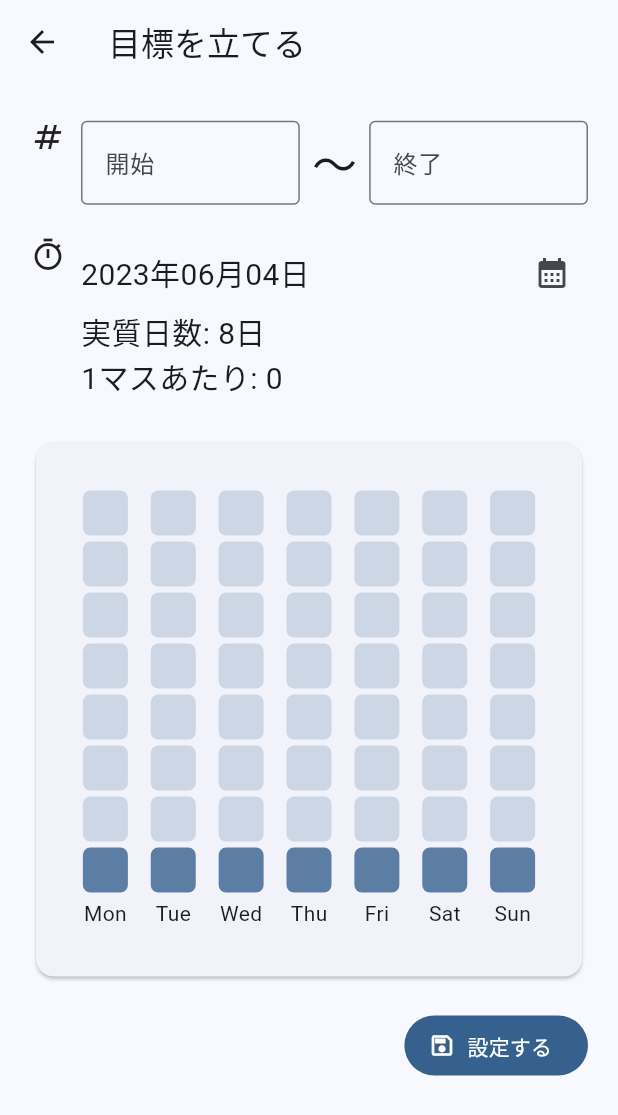
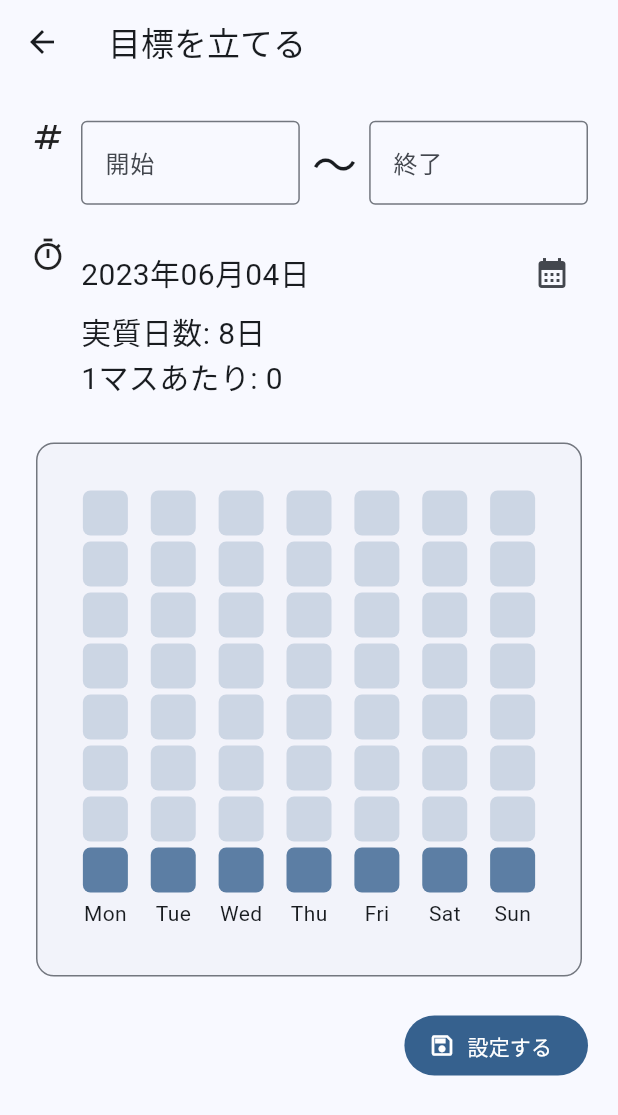
Before and after one commit to teym0/studyplan, a Flutter app: the CreateGoalPage screen opened directly with empty values, on a phone screen of 412 x 824 dp. Shown: the top 1115 px of the screen. Run offline on Flutter 3.47's test engine with Material 2 defaults, Android fonts, the light colour scheme and no system bars; our stand-ins replace cached_network_image, flutter_dotenv, freezed_annotation, hooks_riverpod, image_picker, percent_indicator and 2 more; accounts and stored records are empty.

Commit message:
目標作成画面の比率ボードのデザインを変更 #14

```diff
--- a/lib/ui/book_detail_page/create_goal_page.dart
+++ b/lib/ui/book_detail_page/create_goal_page.dart
@@ -128,6 +128,13 @@ class _CreateGoalPageState extends ConsumerState<CreateGoalPage> {
   Widget goalRatioBoard() {
     final goalRatioBoardData = ref.watch(goalRatioBoardProvider);
     return Card(
+      elevation: 0,
+      shape: RoundedRectangleBorder(
+        side: BorderSide(
+          color: Theme.of(context).colorScheme.outline,
+        ),
+        borderRadius: const BorderRadius.all(Radius.circular(12)),
+      ),
       child: Padding(
         padding: const EdgeInsets.symmetric(vertical: 32, horizontal: 16),
         child: Row(
```
